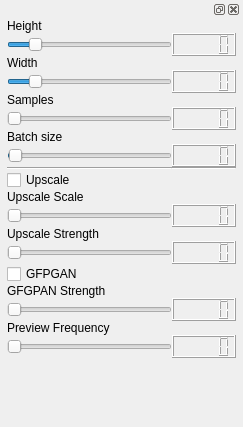
XmYx/ainodes-pyside, file frontend/ui_widgets/sizer_count.ui: the form before one commit.
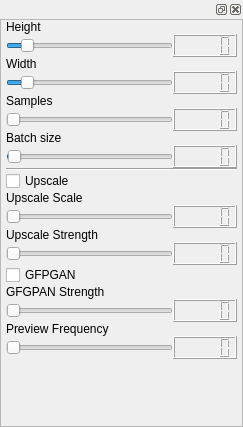
The form after the commit.

Commit message: everything scolls, we only give the tools.... renamed sliders again to image setup :P

```diff
--- a/frontend/ui_widgets/sizer_count.ui
+++ b/frontend/ui_widgets/sizer_count.ui
@@ -21,16 +21,16 @@
   </property>
   <layout class="QVBoxLayout" name="verticalLayout_2">
    <property name="spacing">
-    <number>2</number>
+    <number>0</number>
    </property>
    <property name="leftMargin">
-    <number>2</number>
+    <number>0</number>
    </property>
    <property name="topMargin">
     <number>0</number>
    </property>
    <property name="rightMargin">
-    <number>2</number>
+    <number>0</number>
    </property>
    <property name="bottomMargin">
     <number>0</number>
@@ -51,9 +51,33 @@
        </sizepolicy>
       </property>
       <layout class="QVBoxLayout" name="verticalLayout">
-       <property name="spacing">
+       <property name="leftMargin">
         <number>0</number>
        </property>
+       <property name="topMargin">
+        <number>0</number>
+       </property>
+       <property name="rightMargin">
+        <number>0</number>
+       </property>
+       <property name="bottomMargin">
+        <number>0</number>
+       </property>
+       <item>
+        <widget class="QScrollArea" name="scrollArea">
+         <property name="widgetResizable">
+          <bool>true</bool>
+         </property>
+         <widget class="QWidget" name="scrollAreaWidgetContents">
+          <property name="geometry">
+           <rect>
+            <x>0</x>
+            <y>0</y>
+            <width>241</width>
+            <height>401</height>
+           </rect>
+          </property>
+          <layout class="QVBoxLayout" name="verticalLayout_3">
        <property name="leftMargin">
         <number>5</number>
        </property>
@@ -83,7 +107,7 @@
             <number>256</number>
            </property>
            <property name="maximum">
-            <number>2048</number>
+                <number>3072</number>
            </property>
            <property name="singleStep">
             <number>64</number>
@@ -213,7 +237,7 @@
             <number>256</number>
            </property>
            <property name="maximum">
-            <number>2048</number>
+                <number>3072</number>
            </property>
            <property name="singleStep">
             <number>64</number>
@@ -318,6 +342,10 @@
           <widget class="QLCDNumber" name="upscaleScaleNumber"/>
          </item>
         </layout>
+           </item>
+          </layout>
+         </widget>
+        </widget>
        </item>
       </layout>
      </widget>
```
Lines whose indentation alone changed are shown as unchanged. The commit also changes 7 other files.
